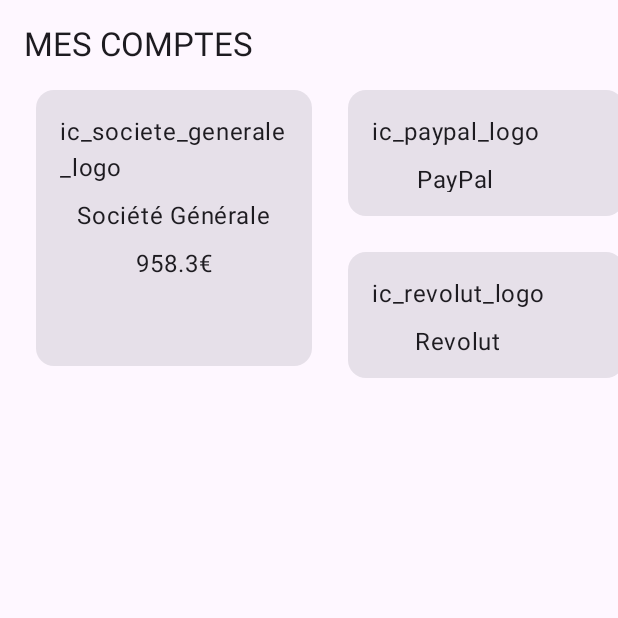
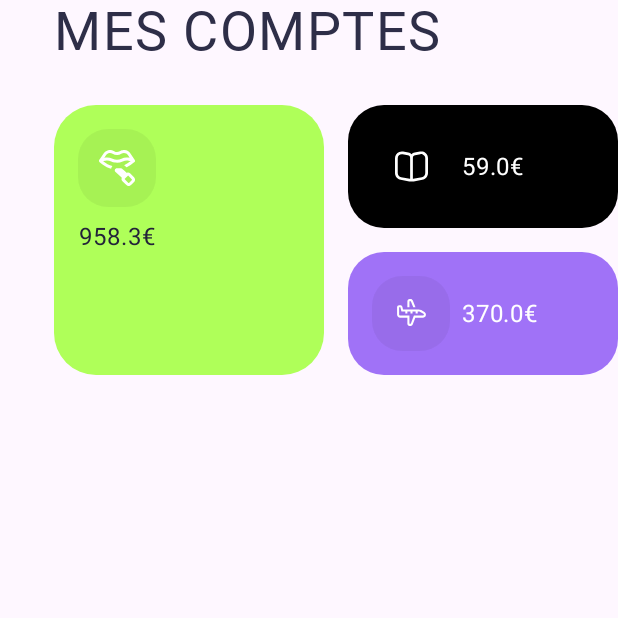
Before and after one commit to nicolas-lepinay/Master2__Kotlin_BankingApp, an Android app built with Jetpack Compose: the composable BankAccountsSheet shown on its own in the app's theme, on a phone screen of 412 x 824 dp, the top half of it. Run offline under Robolectric (Android 15) with nearby library versions, the phone set to English and light mode, and no system bars; our stand-ins replace Dagger/Hilt's generated code; Roboto replaces fonts that are not available here.

Commit message:
UPD AccountsSheet

```diff
--- a/app/src/main/assets/bank_accounts.json
+++ b/app/src/main/assets/bank_accounts.json
@@ -19,6 +19,12 @@
   },
   {
     "id": 4,
+    "name": "Boursobank",
+    "balance": 230.0,
+    "logo": "ic_boursobank_logo"
+  },
+  {
+    "id": 5,
     "name": "Espèces",
     "balance": 250.0,
     "logo": "ic_cash_logo"
--- a/app/src/main/java/com/example/bankingapp/MainActivity.kt
+++ b/app/src/main/java/com/example/bankingapp/MainActivity.kt
@@ -22,7 +22,7 @@
 import com.example.bankingapp.ui.components.accounts.BankAccountsSheet
 import com.example.bankingapp.ui.components.transactions.TransactionsSheet
 import com.example.bankingapp.ui.theme.BankingAppTheme
-import com.example.bankingapp.ui.theme.ColorSurface
+import com.example.bankingapp.ui.theme.*
 import dagger.hilt.android.AndroidEntryPoint
 
 @AndroidEntryPoint
@@ -47,7 +47,7 @@
     BottomSheetScaffold(
         scaffoldState = bankAccountsSheetState,
         sheetContent = { BankAccountsSheet() },
-        sheetPeekHeight = 100.dp,
+        sheetPeekHeight = 120.dp,
         sheetSwipeEnabled = true,
         sheetContainerColor = Color.White,
         sheetShape = RoundedCornerShape(
@@ -56,7 +56,7 @@
         ),
         sheetDragHandle = {
             DragHandle(
-                color = Color.Black
+                color = Darker
             )
         },
     ) { bankAccountsPadding ->
--- a/app/src/main/java/com/example/bankingapp/domain/model/BankAccount.kt
+++ b/app/src/main/java/com/example/bankingapp/domain/model/BankAccount.kt
@@ -1,6 +1,10 @@
 package com.example.bankingapp.domain.model
 
 import kotlinx.serialization.Serializable
+import com.example.bankingapp.R
+import androidx.compose.runtime.*
+import androidx.compose.ui.graphics.vector.ImageVector
+import androidx.compose.ui.res.vectorResource
 
 @Serializable
 data class BankAccount(
@@ -9,3 +13,19 @@
     val balance: Double,
     val logo: String
 )
+
+fun List<BankAccount>.withAddAccount(): List<BankAccount> {
+    return this + BankAccount(id = -1, name = "", balance = 0.0, logo = "") // On utilise un ID négatif pour distinguer la carte "Ajouter"
+}
+
+@Composable
+fun getAccountIcon(name: String): ImageVector {
+    return when (name.lowercase()) {
+        "société générale" -> ImageVector.vectorResource(R.drawable.lips)
+        "paypal" -> ImageVector.vectorResource(R.drawable.book)
+        "boursobank" -> ImageVector.vectorResource(R.drawable.wallet)
+        "revolut" -> ImageVector.vectorResource(R.drawable.plane)
+        "espèces" -> ImageVector.vectorResource(R.drawable.cat)
+        else -> ImageVector.vectorResource(R.drawable.wallet)
+    }
+}
--- a/app/src/main/java/com/example/bankingapp/ui/components/accounts/BankAccountCard.kt
+++ b/app/src/main/java/com/example/bankingapp/ui/components/accounts/BankAccountCard.kt
@@ -1,11 +1,9 @@
 package com.example.bankingapp.ui.components.accounts
 
-import androidx.compose.foundation.background
 import androidx.compose.foundation.layout.*
 import androidx.compose.foundation.shape.RoundedCornerShape
 import androidx.compose.material3.Card
 import androidx.compose.material3.CardDefaults
-import androidx.compose.material3.MaterialTheme
 import androidx.compose.material3.Text
 import androidx.compose.runtime.Composable
 import androidx.compose.ui.Alignment
@@ -13,33 +11,77 @@
 import androidx.compose.ui.graphics.Color
 import androidx.compose.ui.unit.dp
 import com.example.bankingapp.domain.model.BankAccount
-import com.example.bankingapp.ui.theme.ColorSurface
+import com.example.bankingapp.domain.model.getAccountIcon
+import com.example.bankingapp.ui.theme.*
+import androidx.compose.foundation.background
+import androidx.compose.material3.*
 
 @Composable
-fun BankAccountCard(account: BankAccount, isRectangular: Boolean = false) {
+fun BankAccountCard(
+    account: BankAccount,
+    color: Color = ColorSurface2,
+    isRectangular: Boolean = false
+) {
     Card(
         modifier = Modifier
             .run {
                 if (isRectangular) {
-                    this.width(200.dp).height(100.dp) // Dimensions rectangulaires
+                    this.width(180.dp).height(82.dp) // Dimensions rectangulaires
                 } else {
-                    this.size(200.dp) // Dimensions carrées
+                    this.size(180.dp) // Dimensions carrées
                 }
+            },
+        shape = if (isRectangular) RoundedCornerShape(24.dp) else RoundedCornerShape(28.dp),
+        colors = CardDefaults.cardColors(
+            containerColor = color,
+            contentColor = if (color == ColorSurface2) Darkest else Color.White
+        )
+        ) {
+        if (isRectangular)
+            Row(
+                modifier = Modifier
+                    .padding(16.dp),
+                verticalAlignment = Alignment.CenterVertically
+            ) {
+                // Container arrondi pour l'icône
+                Box(
+                    modifier = Modifier
+                        .size(52.dp)
+                        .background(Color.Black.copy(alpha = 0.05f), shape = RoundedCornerShape(20.dp))
+                        .padding(14.dp)
+                ) {
+                    Icon(
+                        imageVector = getAccountIcon(account.name),
+                        contentDescription = "Account Icon",
+                        tint = Color.White,
+                        modifier = Modifier.fillMaxSize()
+                    )
                 }
-            .padding(8.dp)
-    ) {
+                Spacer(modifier = Modifier.width(8.dp))
+                Text(text = "${account.balance}€")
+            }
+        else {
             Column(
                 modifier = Modifier
                     .padding(16.dp),
                 horizontalAlignment = Alignment.CenterHorizontally
             ) {
-            // Logo de la banque (à remplacer par une vraie implémentation de chargement d'image)
-            // Pour simplifier, on affiche un texte pour le logo ici
-            Text(text = account.logo)
-            Spacer(modifier = Modifier.height(8.dp))
-            Text(text = account.name)
+                Box(
+                    modifier = Modifier
+                        .size(52.dp)
+                        .background(Color.Black.copy(alpha = 0.05f), shape = RoundedCornerShape(20.dp))
+                        .padding(14.dp)
+                ) {
+                    Icon(
+                        imageVector = getAccountIcon(account.name),
+                        contentDescription = "Account Icon",
+                        tint = Color.White,
+                        modifier = Modifier.fillMaxSize()
+                    )
+                }
                 Spacer(modifier = Modifier.height(8.dp))
                 Text(text = "${account.balance}€")
             }
         }
     }
+}
--- a/app/src/main/java/com/example/bankingapp/ui/components/accounts/BankAccountsSheet.kt
+++ b/app/src/main/java/com/example/bankingapp/ui/components/accounts/BankAccountsSheet.kt
@@ -1,6 +1,5 @@
 package com.example.bankingapp.ui.components.accounts
 
-import android.util.Log
 import androidx.compose.foundation.layout.*
 import androidx.compose.foundation.lazy.LazyRow
 import androidx.compose.material3.*
@@ -9,57 +8,71 @@
 import androidx.compose.ui.unit.dp
 import androidx.hilt.navigation.compose.hiltViewModel
 import com.example.bankingapp.domain.model.BankAccount
+import com.example.bankingapp.domain.model.withAddAccount
 import com.example.bankingapp.viewmodel.BankAccountViewModel
+import com.example.bankingapp.ui.theme.*
+import androidx.compose.ui.graphics.Color
+import androidx.compose.ui.res.stringResource
+import com.example.bankingapp.R
 
 @Composable
 fun BankAccountsSheet(viewModel: BankAccountViewModel = hiltViewModel()) {
-    val accounts by viewModel.accounts.collectAsState()
-    val (columns, makeAddAccountRectangular) = prepareColumns(accounts)
+    val accountsOriginal by viewModel.accounts.collectAsState()
+    val accounts = remember { mutableStateListOf(*accountsOriginal.withAddAccount().toTypedArray()) }
+    val columns = prepareColumns(accounts)
 
-    Column {
+    Column(
+        modifier = Modifier
+            .padding(start = 36.dp)
+    ) {
         Text(
-            text = "MES COMPTES",
-            style = MaterialTheme.typography.titleLarge,
-            modifier = Modifier.padding(start = 16.dp, top = 16.dp, bottom = 8.dp)
+            text = stringResource(R.string.my_accounts).uppercase(),
+            style = customHeadlineLarge,
+            color = Darker,
+            modifier = Modifier.padding(bottom = 28.dp)
         )
 
-        if (accounts.isEmpty()) {
+        if (accountsOriginal.isEmpty()) {
             Text(
                 text = "Aucun compte bancaire disponible.",
                 modifier = Modifier.padding(horizontal = 16.dp)
             )
             LazyRow(
                 contentPadding = PaddingValues(horizontal = 16.dp),
-                horizontalArrangement = Arrangement.spacedBy(8.dp)
+                horizontalArrangement = Arrangement.spacedBy(16.dp)
             ) {
-                item { AddAccountCard() }
+                item { AddAccountCard(isRectangular = true) }
             }
 
         } else {
             LazyRow(
-                contentPadding = PaddingValues(horizontal = 16.dp),
-                horizontalArrangement = Arrangement.spacedBy(8.dp)
+                contentPadding = PaddingValues(end = 18.dp, bottom = 32.dp),
+                horizontalArrangement = Arrangement.spacedBy(16.dp)
             ) {
                 items(count = columns.size) { index ->
                     val columnType = columns[index]
                     when (columnType) {
                         is ColumnType.Square -> {
-                            BankAccountCard(account = columnType.account)
+                            if (columnType.account.id == -1) {
+                                AddAccountCard(isRectangular = false)
+                            } else {
+                                BankAccountCard(account = columnType.account)
+                            }
                         }
                         is ColumnType.Rectangular -> {
-                            Column(verticalArrangement = Arrangement.spacedBy(8.dp)) {
-                                BankAccountCard(account = columnType.account1, isRectangular = true)
+                            Column(verticalArrangement = Arrangement.spacedBy(16.dp)) {
+                                if (columnType.account1.id == -1) {
+                                    AddAccountCard(isRectangular = true)
+                                } else {
+                                    BankAccountCard(account = columnType.account1, color = Color.Black, isRectangular = true)
+                                }
                                 columnType.account2?.let { account2 ->
-                                    BankAccountCard(account = account2, isRectangular = true)
+                                    if (account2.id == -1) {
+                                        AddAccountCard(isRectangular = true)
+                                    } else {
+                                        BankAccountCard(account = account2, color = ColorSurface, isRectangular = true)
+                                    }
                                 }
-                                if (makeAddAccountRectangular && columnType.account2 == null) {
-                                    AddAccountCard(isRectangular = true) // **Move AddAccountCard here**
-                                }
-                            }
-                        }
-                        is ColumnType.AddAccount -> {
-                            if (!makeAddAccountRectangular) { // **Only render AddAccountCard in its own column if NOT rectangular**
-                                AddAccountCard()
                             }
                         }
                     }
@@ -72,33 +85,28 @@
 sealed class ColumnType {
     data class Square(val account: BankAccount) : ColumnType()
     data class Rectangular(val account1: BankAccount, val account2: BankAccount? = null) : ColumnType()
-    object AddAccount : ColumnType()
 }
 
-
-fun prepareColumns(accounts: List<BankAccount>): Pair<List<ColumnType>, Boolean> {
+fun prepareColumns(accounts: List<BankAccount>): List<ColumnType> { // Modified prepareColumns
     val columns = mutableListOf<ColumnType>()
     var accountIndex = 0
     val accountCount = accounts.size
-    var makeAddAccountRectangular = false
 
     while (accountIndex < accountCount) {
-        if (accountIndex % 3 == 0) {
-            columns.add(ColumnType.Square(accounts[accountIndex]))
+        val account = accounts[accountIndex]
+
+        if (accountIndex % 3 == 0) { // Square column
+            columns.add(ColumnType.Square(account))
             accountIndex += 1
-        } else {
-            val account2 = if (accountIndex + 1 < accountCount && (accountIndex + 1) % 3 != 0) {
+        } else { // Rectangular column
+            val account2 = if (accountIndex + 1 < accountCount) { // Simple check for account2
                 accounts[accountIndex + 1]
             } else {
                 null
             }
-            columns.add(ColumnType.Rectangular(accounts[accountIndex], account2))
-            if (account2 == null && accountIndex == accountCount -1) {
-                makeAddAccountRectangular = true
-            }
+            columns.add(ColumnType.Rectangular(account, account2))
             accountIndex += if (account2 != null) 2 else 1
         }
     }
-    columns.add(ColumnType.AddAccount)
-    return Pair(columns, makeAddAccountRectangular)
+    return columns
 }
--- a/app/src/main/java/com/example/bankingapp/ui/components/balance/BalancePill.kt
+++ b/app/src/main/java/com/example/bankingapp/ui/components/balance/BalancePill.kt
@@ -22,7 +22,7 @@
 import androidx.compose.ui.Modifier
 import androidx.compose.ui.graphics.Color
 import androidx.compose.ui.unit.dp
-import com.example.bankingapp.ui.theme.Success
+import com.example.bankingapp.ui.theme.*
 
 @Composable
 fun BalancePill(checked: Boolean, label: String, balance: String) {
@@ -74,7 +74,7 @@
         Text(
             text = balance,
             style = MaterialTheme.typography.headlineSmall,
-            color = MaterialTheme.colorScheme.onSurface
+            color = Darkest
         )
     }
 }
--- a/app/src/main/java/com/example/bankingapp/ui/components/transactions/TransactionsSheet.kt
+++ b/app/src/main/java/com/example/bankingapp/ui/components/transactions/TransactionsSheet.kt
@@ -35,7 +35,7 @@
         // List of transactions
         LazyColumn(
             modifier = Modifier.fillMaxSize(),
-            contentPadding = PaddingValues(bottom = 64.dp)
+            contentPadding = PaddingValues(bottom = 200.dp)
         ) {
             items(transactions) { transaction ->
                 TransactionItem(transaction)
--- a/app/src/main/java/com/example/bankingapp/ui/extensions/DashedBorder.kt
+++ b/app/src/main/java/com/example/bankingapp/ui/extensions/DashedBorder.kt
@@ -12,7 +12,7 @@
     strokeWidth: Dp,
     cornerRadius: Dp = 0.dp,
     color: Color = Color.Black,
-    intervals: FloatArray = floatArrayOf(10f, 10f)
+    intervals: FloatArray = floatArrayOf(20f, 20f)
 ): Modifier = this.drawBehind {
     val stroke = Stroke(
         width = strokeWidth.toPx(),
--- a/app/src/main/java/com/example/bankingapp/ui/theme/Color.kt
+++ b/app/src/main/java/com/example/bankingapp/ui/theme/Color.kt
@@ -13,7 +13,7 @@
 
 // Colours
 val ColorSurface = Color(0xFFA072F7)
-val ColorSurface2 = Color(0xFFE8FF5E)
+val ColorSurface2 = Color(0xFFAFFF59) // Color(0xFFE8FF5E)
 val Success = Color(0xFF00BB8E)
 
 // Grays
--- a/app/src/main/res/values/strings.xml
+++ b/app/src/main/res/values/strings.xml
@@ -5,4 +5,5 @@
     <string name="total_balance">Solde total</string>
     <string name="transactions">Transactions</string>
     <string name="balance">Solde</string>
+    <string name="my_accounts">Mes comptes</string>
 </resources>
```
Also changed, not shown: app/src/main/java/com/example/bankingapp/domain/model/Transaction.kt (+24 -0 lines), app/src/main/java/com/example/bankingapp/ui/components/accounts/AddAccountCard.kt (+12 -23 lines), app/src/main/java/com/example/bankingapp/ui/components/accounts_v1/AccountCard.kt (deleted, +0 -36 lines), app/src/main/java/com/example/bankingapp/ui/components/accounts_v1/BankAccountsSheet.kt (deleted, +0 -117 lines), app/src/main/java/com/example/bankingapp/ui/components/accounts_v1/EmptyAccountCard.kt (deleted, +0 -32 lines), app/src/main/java/com/example/bankingapp/ui/components/accounts_v1/FilledAccountCard.kt (deleted, +0 -92 lines), app/src/main/java/com/example/bankingapp/ui/components/accounts_v1/RectangularAccountCard.kt (deleted, +0 -52 lines), app/src/main/java/com/example/bankingapp/ui/components/accounts_v1/SquareAccountCard.kt (deleted, +0 -54 lines), app/src/main/java/com/example/bankingapp/ui/components/transactions/TransactionItem.kt (+1 -24 lines). Lines whose indentation alone changed are shown as unchanged.
